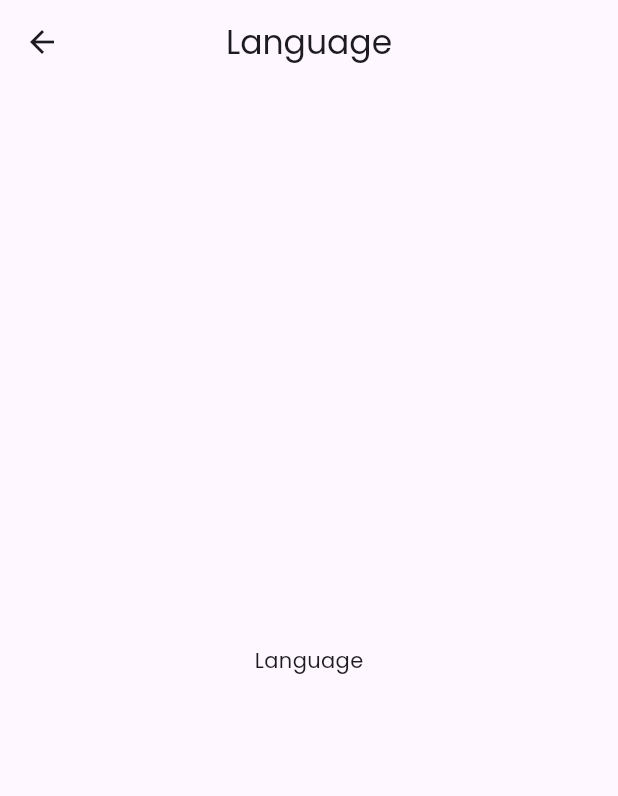
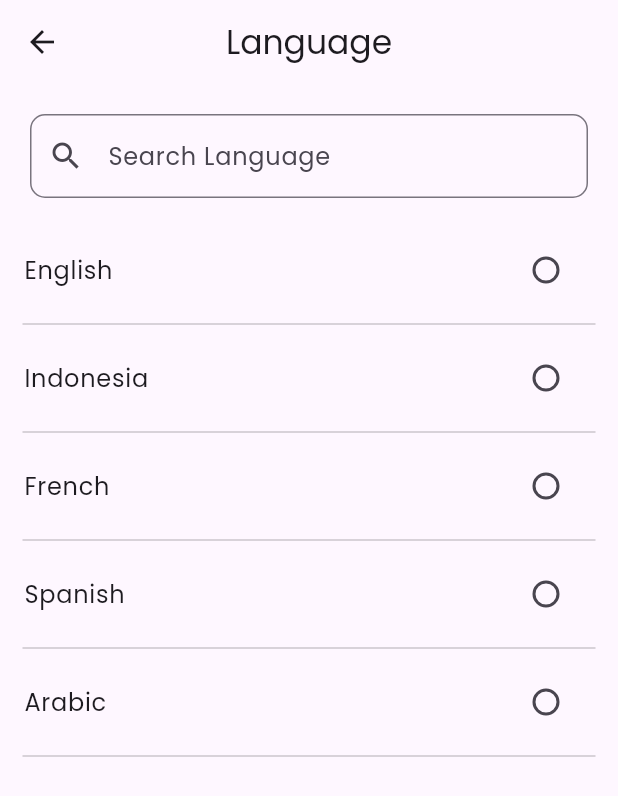
Before and after one commit to RahmatulFirdaus/bankku-app, a Flutter app: the LanguagePage screen opened directly, on a phone screen of 412 x 824 dp. Shown: the top 796 px of the screen. Run offline on Flutter 3.47's test engine with Material 3 defaults, Android fonts, the light colour scheme and no system bars; our stand-ins replace animated_text_kit, fl_chart, fluttertoast, get, google_fonts.

Commit message:
language page configuration, add search feature language page, contact page configuration

```diff
--- a/lib/pages/settings_page/general/language_page.dart
+++ b/lib/pages/settings_page/general/language_page.dart
@@ -4,10 +4,39 @@ class LanguagePage extends StatefulWidget {
   const LanguagePage({super.key});
 
   @override
-  State<LanguagePage> createState() => _LanguagePageState();
+  State<LanguagePage> createState() => _LanguePageState();
 }
 
-class _LanguagePageState extends State<LanguagePage> {
+class _LanguePageState extends State<LanguagePage> {
+  List<String> languageList = [
+    "English",
+    "Indonesia",
+    "French",
+    "Spanish",
+    "Arabic"
+  ];
+  List searchList = [];
+  String? language;
+  TextEditingController searchController = TextEditingController();
+
+  @override
+  void initState() {
+    super.initState();
+    searchList = languageList;
+  }
+
+  void searchLanguage(String value) {
+    if(value.isEmpty) {
+      setState(() {
+        searchList = languageList;
+      });
+    }else{
+      setState(() {
+        searchList = languageList.where((element) => element.toLowerCase().contains(value.toLowerCase())).toList();
+      });
+    }
+  }
+
   @override
   Widget build(BuildContext context) {
     return Scaffold(
@@ -15,8 +44,57 @@ class _LanguagePageState extends State<LanguagePage> {
         title: Text("Language"),
         centerTitle: true,
       ),
-      body: Center(
-        child: Text("Language"),),
+      body: Container(
+        child: Column(
+          children: [
+            Container(
+              margin: EdgeInsets.only(top: 20, left: 20, right: 20),
+              child: TextField(
+                controller: searchController,
+                onChanged: searchLanguage,
+                  decoration: InputDecoration(
+                border: OutlineInputBorder(
+                  borderRadius: BorderRadius.circular(10),
+                ),
+                hintText: "Search Language",
+                prefixIcon: Icon(Icons.search),
+              )),
+            ),
+            SizedBox(
+              height: 20,
+            ),
+            ListView.separated(
+                shrinkWrap: true,
+                physics: NeverScrollableScrollPhysics(),
+                itemBuilder: (context, index) {
+                  return ListTile(
+                    title: Text("${searchList[index]}"),
+                    trailing: Radio(
+                        value: "${searchList[index]}",
+                        groupValue: language,
+                        onChanged: (value) {
+                          setState(() {
+                            language = value;
+                          });
+                          ScaffoldMessenger.of(context).showSnackBar(SnackBar(
+                            content: Text(
+                                "Changing Language to ${searchList[index]}"),
+                          ));
+                        }),
+                  );
+                },
+                separatorBuilder: (context, index) {
+                  return Container(
+                      margin: EdgeInsets.symmetric(horizontal: 15),
+                      child: Divider(color: Colors.black.withOpacity(0.2)));
+                },
+                itemCount: searchList.length),
+            Container(
+                margin: EdgeInsets.symmetric(horizontal: 15),
+                child: Divider(color: Colors.black.withOpacity(0.2)))
+          ],
+        ),
+      ),
     );
   }
 }
```
Also changed, not shown: lib/pages/settings_page/general/contact_page.dart (+26 -1 lines).
